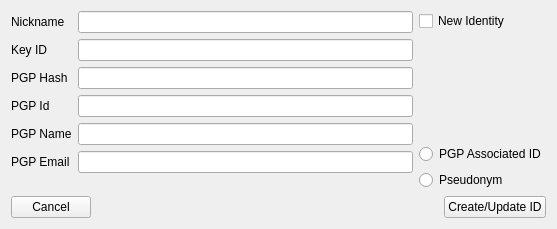
First picture: the form in retroshare-gui/src/gui/Identity/IdEditDialog.ui, repository RetroShare/RetroShare, before the edit.
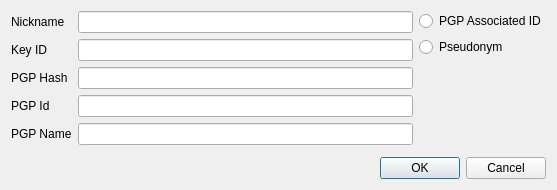
Second picture: the form after the edit.

Commit message:
Identity: - Redesigned dialog - Fixed high CPU usage when showing reputation list - Added todo button
UIStateHelper:
- Added new base class for easier handling of ui elements with token request (show "Loading", set enable state, ...)

RsProtectedTimer:
- Fixed compile on Windows

The edit to the form file:
```diff
--- a/retroshare-gui/src/gui/Identity/IdEditDialog.ui
+++ b/retroshare-gui/src/gui/Identity/IdEditDialog.ui
@@ -1,18 +1,21 @@
 <?xml version="1.0" encoding="UTF-8"?>
 <ui version="4.0">
  <class>IdEditDialog</class>
- <widget class="QWidget" name="IdEditDialog">
+ <widget class="QDialog" name="IdEditDialog">
   <property name="geometry">
    <rect>
     <x>0</x>
     <y>0</y>
     <width>557</width>
-    <height>229</height>
+    <height>179</height>
    </rect>
   </property>
   <layout class="QGridLayout" name="gridLayout">
    <item row="0" column="0">
     <layout class="QFormLayout" name="formLayout">
+     <property name="fieldGrowthPolicy">
+      <enum>QFormLayout::AllNonFixedFieldsGrow</enum>
+     </property>
      <item row="0" column="0">
       <widget class="QLabel" name="label">
        <property name="text">
@@ -31,44 +34,12 @@
       </widget>
      </item>
      <item row="1" column="1">
-      <widget class="QLineEdit" name="lineEdit_KeyId"/>
-     </item>
-     <item row="4" column="0">
-      <widget class="QLabel" name="label_3">
-       <property name="text">
-        <string>PGP Name</string>
+      <widget class="QLineEdit" name="lineEdit_KeyId">
+       <property name="readOnly">
+        <bool>true</bool>
        </property>
       </widget>
      </item>
-     <item row="4" column="1">
-      <widget class="QLineEdit" name="lineEdit_GpgName"/>
-     </item>
-     <item row="5" column="0">
-      <widget class="QLabel" name="label_5">
-       <property name="text">
-        <string>PGP Email</string>
-       </property>
-      </widget>
-     </item>
-     <item row="5" column="1">
-      <widget class="QLineEdit" name="lineEdit_GpgEmail"/>
-     </item>
-     <item row="6" column="1">
-      <spacer name="verticalSpacer_2">
-       <property name="orientation">
-        <enum>Qt::Vertical</enum>
-       </property>
-       <property name="sizeHint" stdset="0">
-        <size>
-         <width>20</width>
-         <height>40</height>
-        </size>
-       </property>
-      </spacer>
-     </item>
-     <item row="2" column="1">
-      <widget class="QLineEdit" name="lineEdit_GpgHash"/>
-     </item>
      <item row="2" column="0">
       <widget class="QLabel" name="label_2">
        <property name="text">
@@ -76,8 +47,12 @@
        </property>
       </widget>
      </item>
-     <item row="3" column="1">
-      <widget class="QLineEdit" name="lineEdit_GpgId"/>
+     <item row="2" column="1">
+      <widget class="QLineEdit" name="lineEdit_GpgHash">
+       <property name="readOnly">
+        <bool>true</bool>
+       </property>
+      </widget>
      </item>
      <item row="3" column="0">
       <widget class="QLabel" name="label_6">
@@ -86,30 +61,44 @@
        </property>
       </widget>
      </item>
+     <item row="3" column="1">
+      <widget class="QLineEdit" name="lineEdit_GpgId">
+       <property name="readOnly">
+        <bool>true</bool>
+       </property>
+      </widget>
+     </item>
+     <item row="4" column="0">
+      <widget class="QLabel" name="label_3">
+       <property name="text">
+        <string>PGP Name</string>
+       </property>
+      </widget>
+     </item>
+     <item row="4" column="1">
+      <widget class="QLineEdit" name="lineEdit_GpgName">
+       <property name="readOnly">
+        <bool>true</bool>
+       </property>
+      </widget>
+     </item>
+     <item row="5" column="1">
+      <spacer name="verticalSpacer_2">
+       <property name="orientation">
+        <enum>Qt::Vertical</enum>
+       </property>
+       <property name="sizeHint" stdset="0">
+        <size>
+         <width>20</width>
+         <height>40</height>
+        </size>
+       </property>
+      </spacer>
+     </item>
     </layout>
    </item>
    <item row="0" column="1">
     <layout class="QVBoxLayout" name="verticalLayout_2">
-     <item>
-      <widget class="QCheckBox" name="checkBox_NewId">
-       <property name="text">
-        <string>New Identity</string>
-       </property>
-      </widget>
-     </item>
-     <item>
-      <spacer name="verticalSpacer">
-       <property name="orientation">
-        <enum>Qt::Vertical</enum>
-       </property>
-       <property name="sizeHint" stdset="0">
-        <size>
-         <width>20</width>
-         <height>40</height>
-        </size>
-       </property>
-      </spacer>
-     </item>
      <item>
       <layout class="QVBoxLayout" name="verticalLayout">
        <item>
@@ -126,40 +115,29 @@
          </property>
         </widget>
        </item>
+       <item>
+        <spacer name="verticalSpacer">
+         <property name="orientation">
+          <enum>Qt::Vertical</enum>
+         </property>
+         <property name="sizeHint" stdset="0">
+          <size>
+           <width>20</width>
+           <height>40</height>
+          </size>
+         </property>
+        </spacer>
+       </item>
       </layout>
      </item>
     </layout>
    </item>
    <item row="1" column="0" colspan="2">
-    <layout class="QHBoxLayout" name="horizontalLayout">
-     <item>
-      <widget class="QPushButton" name="pushButton_Cancel">
-       <property name="text">
-        <string>Cancel</string>
-       </property>
-      </widget>
-     </item>
-     <item>
-      <spacer name="horizontalSpacer">
-       <property name="orientation">
-        <enum>Qt::Horizontal</enum>
-       </property>
-       <property name="sizeHint" stdset="0">
-        <size>
-         <width>288</width>
-         <height>20</height>
-        </size>
-       </property>
-      </spacer>
-     </item>
-     <item>
-      <widget class="QPushButton" name="pushButton_Update">
-       <property name="text">
-        <string>Create/Update ID</string>
-       </property>
-      </widget>
-     </item>
-    </layout>
+    <widget class="QDialogButtonBox" name="buttonBox">
+     <property name="standardButtons">
+      <set>QDialogButtonBox::Cancel|QDialogButtonBox::Ok</set>
+     </property>
+    </widget>
    </item>
   </layout>
  </widget>
```
Left out of the diff: 10 changed lines with no effect on the pictures. The commit also changes 9 other files.
